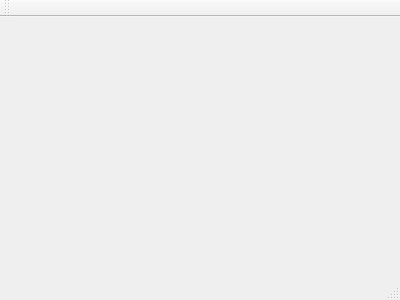
Before: the Qt Designer form ProjetVaR_Software/GUI/MainWindow.ui in pchaigno/varsoft, drawn with Qt 5.
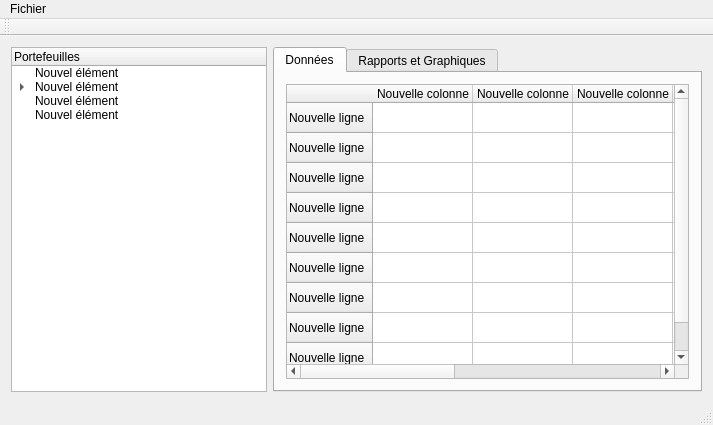
After: the same form once the commit is applied.

```diff
--- a/ProjetVaR_Software/GUI/MainWindow.ui
+++ b/ProjetVaR_Software/GUI/MainWindow.ui
@@ -1,24 +1,243 @@
 <ui version="4.0">
  <class>MainWindow</class>
- <widget class="QMainWindow" name="MainWindow" >
-  <property name="geometry" >
+ <widget class="QMainWindow" name="MainWindow">
+  <property name="geometry">
    <rect>
     <x>0</x>
     <y>0</y>
-    <width>400</width>
-    <height>300</height>
+    <width>713</width>
+    <height>425</height>
    </rect>
   </property>
   <property name="windowTitle" >
    <string>MainWindow</string>
   </property>
-  <widget class="QMenuBar" name="menuBar" />
-  <widget class="QToolBar" name="mainToolBar" />
-  <widget class="QWidget" name="centralWidget" />
-  <widget class="QStatusBar" name="statusBar" />
+  <widget class="QWidget" name="centralWidget">
+   <layout class="QHBoxLayout" name="horizontalLayout">
+    <item>
+     <widget class="QTreeWidget" name="treeWidget">
+      <property name="sizePolicy">
+       <sizepolicy hsizetype="Fixed" vsizetype="Expanding">
+        <horstretch>0</horstretch>
+        <verstretch>0</verstretch>
+       </sizepolicy>
+      </property>
+      <column>
+       <property name="text">
+        <string>Portefeuilles</string>
+       </property>
+      </column>
+      <item>
+       <property name="text">
+        <string>Nouvel élément</string>
+       </property>
+      </item>
+      <item>
+       <property name="text">
+        <string>Nouvel élément</string>
+       </property>
+       <item>
+        <property name="text">
+         <string>Nouveau sous-élément</string>
+        </property>
+       </item>
+       <item>
+        <property name="text">
+         <string>Nouvel élément</string>
+        </property>
+       </item>
+       <item>
+        <property name="text">
+         <string>Nouvel élément</string>
+        </property>
+       </item>
+      </item>
+      <item>
+       <property name="text">
+        <string>Nouvel élément</string>
+       </property>
+      </item>
+      <item>
+       <property name="text">
+        <string>Nouvel élément</string>
+       </property>
+      </item>
+     </widget>
+    </item>
+    <item>
+     <widget class="QTabWidget" name="tabWidget">
+      <property name="currentIndex">
+       <number>0</number>
+      </property>
+      <widget class="QWidget" name="tab">
+       <attribute name="title">
+        <string>Données</string>
+       </attribute>
+       <layout class="QHBoxLayout" name="horizontalLayout_2">
+        <item>
+         <widget class="QTableWidget" name="tableWidget">
+          <row>
+           <property name="text">
+            <string>Nouvelle ligne</string>
+           </property>
+          </row>
+          <row>
+           <property name="text">
+            <string>Nouvelle ligne</string>
+           </property>
+          </row>
+          <row>
+           <property name="text">
+            <string>Nouvelle ligne</string>
+           </property>
+          </row>
+          <row>
+           <property name="text">
+            <string>Nouvelle ligne</string>
+           </property>
+          </row>
+          <row>
+           <property name="text">
+            <string>Nouvelle ligne</string>
+           </property>
+          </row>
+          <row>
+           <property name="text">
+            <string>Nouvelle ligne</string>
+           </property>
+          </row>
+          <row>
+           <property name="text">
+            <string>Nouvelle ligne</string>
+           </property>
+          </row>
+          <row>
+           <property name="text">
+            <string>Nouvelle ligne</string>
+           </property>
+          </row>
+          <row>
+           <property name="text">
+            <string>Nouvelle ligne</string>
+           </property>
+          </row>
+          <column>
+           <property name="text">
+            <string>Nouvelle colonne</string>
+           </property>
+          </column>
+          <column>
+           <property name="text">
+            <string>Nouvelle colonne</string>
+           </property>
+          </column>
+          <column>
+           <property name="text">
+            <string>Nouvelle colonne</string>
+           </property>
+          </column>
+          <column>
+           <property name="text">
+            <string>Nouvelle colonne</string>
+           </property>
+          </column>
+          <column>
+           <property name="text">
+            <string>Nouvelle colonne</string>
+           </property>
+          </column>
+          <column>
+           <property name="text">
+            <string>Nouvelle colonne</string>
+           </property>
+          </column>
+          <column>
+           <property name="text">
+            <string>Nouvelle colonne</string>
+           </property>
+          </column>
+         </widget>
+        </item>
+       </layout>
+      </widget>
+      <widget class="QWidget" name="tab_2">
+       <attribute name="title">
+        <string>Rapports et Graphiques</string>
+       </attribute>
+       <layout class="QHBoxLayout" name="horizontalLayout_3">
+        <item>
+         <layout class="QGridLayout" name="gridLayout"/>
+        </item>
+       </layout>
+      </widget>
+     </widget>
+    </item>
+   </layout>
+  </widget>
+  <widget class="QMenuBar" name="menuBar">
+   <property name="geometry">
+    <rect>
+     <x>0</x>
+     <y>0</y>
+     <width>713</width>
+     <height>25</height>
+    </rect>
+   </property>
+   <widget class="QMenu" name="menuFichier">
+    <property name="title">
+     <string>Fichier</string>
+    </property>
+    <addaction name="actionOuvrir"/>
+    <addaction name="actionSauvegarder"/>
+    <addaction name="actionSauvegarder_sous"/>
+    <addaction name="separator"/>
+    <addaction name="actionImport"/>
+    <addaction name="actionExport"/>
+   </widget>
+   <addaction name="menuFichier"/>
+  </widget>
+  <widget class="QToolBar" name="mainToolBar">
+   <attribute name="toolBarArea">
+    <enum>TopToolBarArea</enum>
+   </attribute>
+   <attribute name="toolBarBreak">
+    <bool>false</bool>
+   </attribute>
+  </widget>
+  <widget class="QStatusBar" name="statusBar"/>
+  <action name="actionOuvrir">
+   <property name="text">
+    <string>Ouvrir</string>
+   </property>
+   <property name="shortcut">
+    <string>Ctrl+O</string>
+   </property>
+  </action>
+  <action name="actionSauvegarder">
+   <property name="text">
+    <string>Sauvegarder</string>
+   </property>
+   <property name="shortcut">
+    <string>Ctrl+S</string>
+   </property>
+  </action>
+  <action name="actionSauvegarder_sous">
+   <property name="text">
+    <string>Sauvegarder sous ...</string>
+   </property>
+  </action>
+  <action name="actionImport">
+   <property name="text">
+    <string>Import</string>
+   </property>
+  </action>
+  <action name="actionExport">
+   <property name="text">
+    <string>Export</string>
+   </property>
+  </action>
  </widget>
- <layoutDefault spacing="6" margin="11" />
- <pixmapfunction></pixmapfunction>
+ <layoutdefault spacing="6" margin="11"/>
  <resources/>
  <connections/>
 </ui>
```
Left out of the diff: 3 changed lines with no effect on the pictures.
